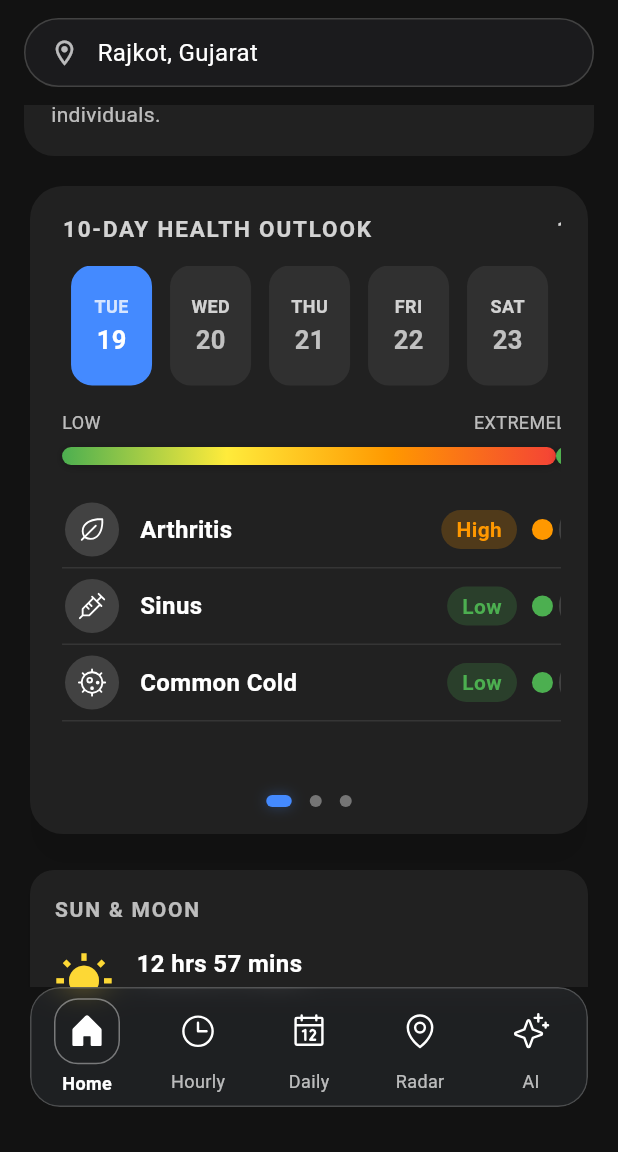
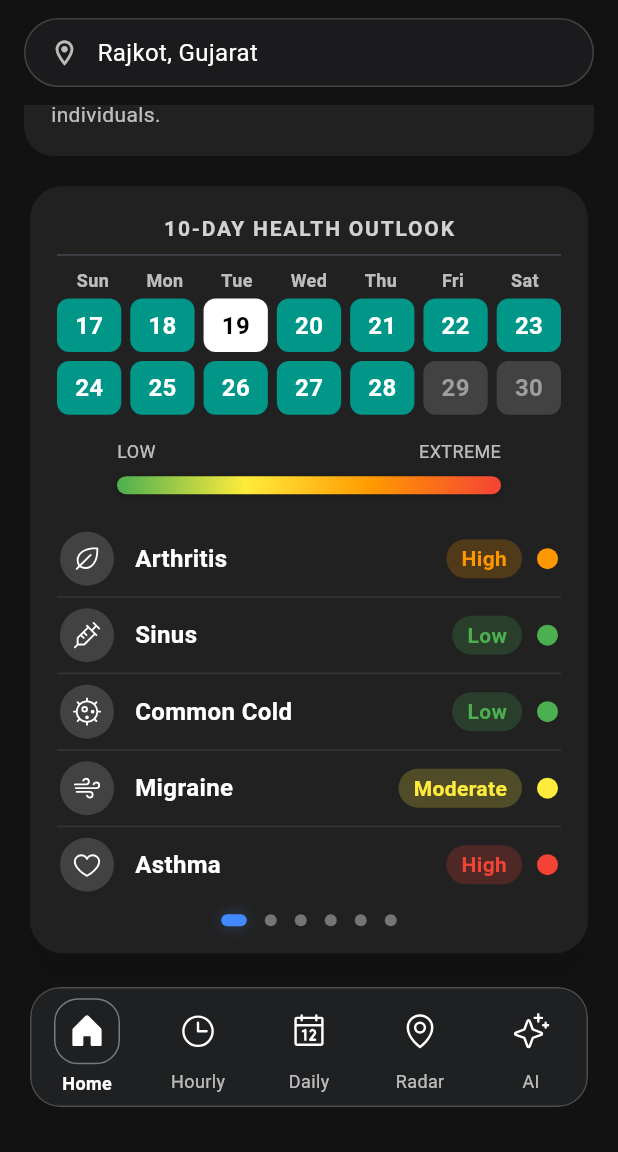
Before and after one commit to TheSamarthMehta/weatherly-flutter-project, a Flutter app: the screen it shows after launch, scrolled down 2304 dp, on a phone screen of 412 x 824 dp, the part 84-1236 px from its top. Run offline on Flutter 3.47's test engine with Material 3 defaults, Android fonts, the phone set to English and light mode, and no system bars; drawn by our look-alikes of flutter_animate; our stand-ins replace percent_indicator, phosphor_flutter; network calls fail; Roboto replaces fonts that are missing (Poppins).

```diff
--- a/lib/views/widgets/health_outlook_card.dart
+++ b/lib/views/widgets/health_outlook_card.dart
@@ -10,7 +10,6 @@ class HealthOutlookCard extends StatefulWidget {
 }
 
 class _HealthOutlookCardState extends State<HealthOutlookCard> {
-  late final PageController _pageController;
   DateTime _selectedDate = DateTime.now();
   int _currentPage = 0;
 
@@ -42,18 +41,43 @@ class _HealthOutlookCardState extends State<HealthOutlookCard> {
         {"icon": PhosphorIcons.car(), "label": "Driving", "level": "Fair", "color": Colors.yellow},
       ]
     },
+    {
+      "title": "10-DAY HOME & GARDEN OUTLOOK",
+      "conditions": [
+        {"icon": PhosphorIcons.flower(), "label": "Lawn Mowing", "level": "Poor", "color": Colors.red},
+        {"icon": PhosphorIcons.tree(), "label": "Composting", "level": "Great", "color": Colors.green},
+        {"icon": PhosphorIcons.sun(), "label": "Entertaining", "level": "Good", "color": Colors.green},
+      ]
+    },
+    {
+      "title": "10-DAY PESTS OUTLOOK",
+      "conditions": [
+        {"icon": PhosphorIcons.bug(), "label": "Mosquito Activity", "level": "Extreme", "color": Colors.red},
+        {"icon": PhosphorIcons.bugBeetle(), "label": "Indoor Pest", "level": "Very High", "color": Colors.red},
+        {"icon": PhosphorIcons.bugBeetle(), "label": "Outdoor Pest", "level": "Extreme", "color": Colors.red},
+      ]
+    },
+    {
+      "title": "10-DAY ALLERGIES OUTLOOK",
+      "conditions": [
+        {"icon": PhosphorIcons.flower(), "label": "Dust & Dander", "level": "Extreme", "color": Colors.red},
+      ]
+    },
   ];
 
-  @override
-  void initState() {
-    super.initState();
-    _pageController = PageController(viewportFraction: 0.98);
+  void _onSwipe(DragEndDetails details) {
+    if (details.primaryVelocity == 0) return;
+    if (details.primaryVelocity!.abs() < 200) return;
+
+    int newPage = _currentPage;
+    if (details.primaryVelocity! < 0) {
+      newPage = (_currentPage + 1).clamp(0, outlookData.length - 1);
+    } else {
+      newPage = (_currentPage - 1).clamp(0, outlookData.length - 1);
     }
-
-  @override
-  void dispose() {
-    _pageController.dispose();
-    super.dispose();
+    setState(() {
+      _currentPage = newPage;
+    });
   }
 
   @override
@@ -63,21 +87,32 @@ class _HealthOutlookCardState extends State<HealthOutlookCard> {
       shape: RoundedRectangleBorder(borderRadius: BorderRadius.circular(22)),
       elevation: 10,
       shadowColor: Colors.black.withOpacity(0.3),
+      child: GestureDetector(
+        onHorizontalDragEnd: _onSwipe,
         child: Padding(
-        padding: const EdgeInsets.symmetric(horizontal: 18.0, vertical: 18.0),
+          padding: const EdgeInsets.all(18.0),
           child: Column(
+            mainAxisSize: MainAxisSize.min,
             children: [
-            SizedBox(
-              height: 380,
-              child: PageView.builder(
-                controller: _pageController,
-                itemCount: outlookData.length,
-                onPageChanged: (index) =>
-                    setState(() => _currentPage = index),
-                itemBuilder: (context, index) => AnimatedSwitcher(
-                  duration: const Duration(milliseconds: 400),
-                  child: _buildOutlookPage(outlookData[index]),
+              Text(
+                outlookData[_currentPage]['title'],
+                style: TextStyle(
+                  fontSize: 14,
+                  color: Colors.white.withOpacity(0.8),
+                  fontWeight: FontWeight.w600,
+                  letterSpacing: 1.2,
                 ),
+              ),
+              const Divider(),
+              _buildCalendar(),
+              const SizedBox(height: 16),
+              _buildRiskLevelBar(),
+              const SizedBox(height: 18),
+              AnimatedSwitcher(
+                duration: const Duration(milliseconds: 300),
+                child: _buildConditionsList(
+                  key: ValueKey<int>(_currentPage),
+                  conditions: outlookData[_currentPage]['conditions'],
                 ),
               ),
               const SizedBox(height: 8),
@@ -85,96 +120,109 @@ class _HealthOutlookCardState extends State<HealthOutlookCard> {
             ],
           ),
         ),
+      ),
     );
   }
 
-  Widget _buildOutlookPage(Map<String, dynamic> pageData) {
+  Widget _buildConditionsList({Key? key, required List<dynamic> conditions}) {
     return Column(
-      crossAxisAlignment: CrossAxisAlignment.start,
+      key: key,
+      children: conditions
+          .map((condition) => Column(
         children: [
-        Text(
-          pageData['title'],
+          _buildConditionRow(condition),
+          if (conditions.last != condition)
+            Divider(color: Colors.white.withOpacity(0.09), height: 1),
+        ],
+      ))
+          .toList(),
+    );
+  }
+
+  Widget _buildCalendar() {
+    final dayHeaders = ['Sun', 'Mon', 'Tue', 'Wed', 'Thu', 'Fri', 'Sat'];
+    final today = DateTime.now();
+    final startOfWeek = today.subtract(Duration(days: today.weekday % 7));
+
+    return Column(
+      children: [
+        Row(
+          children: dayHeaders
+              .map((day) => Expanded(
+            child: Text(
+              day,
+              textAlign: TextAlign.center,
+              style: const TextStyle(
+                  color: Colors.white70,
+                  fontSize: 12,
+                  fontWeight: FontWeight.bold),
+            ),
+          ))
+              .toList(),
+        ),
+        const SizedBox(height: 4),
+        GridView.builder(
+          shrinkWrap: true,
+          physics: const NeverScrollableScrollPhysics(),
+          gridDelegate: const SliverGridDelegateWithFixedCrossAxisCount(
+            crossAxisCount: 7,
+            childAspectRatio: 1.2,
+            crossAxisSpacing: 6,
+            mainAxisSpacing: 6,
+          ),
+          itemCount: 14,
+          itemBuilder: (context, index) {
+            final date = startOfWeek.add(Duration(days: index));
+            final isSelected = date.day == _selectedDate.day &&
+                date.month == _selectedDate.month &&
+                date.year == _selectedDate.year;
+
+            final isEnabled = date.isBefore(today.add(const Duration(days: 10)));
+
+            Color bgColor;
+            Color textColor;
+
+            if (isSelected) {
+              bgColor = Colors.white;
+              textColor = Colors.black;
+            } else if (isEnabled) {
+              bgColor = const Color(0xFF009688);
+              textColor = Colors.white;
+            } else {
+              bgColor = Colors.grey.shade800;
+              textColor = Colors.grey.shade500;
+            }
+
+            return GestureDetector(
+              onTap: isEnabled ? () => setState(() => _selectedDate = date) : null,
+              child: AnimatedContainer(
+                duration: const Duration(milliseconds: 260),
+                decoration: BoxDecoration(
+                  color: bgColor,
+                  borderRadius: BorderRadius.circular(8),
+                ),
+                child: Center(
+                  child: Text(
+                    DateFormat('d').format(date),
                     style: TextStyle(
-            fontSize: 15,
-            color: Colors.white.withOpacity(0.8),
-            fontWeight: FontWeight.w600,
-            letterSpacing: 1.2,
+                      fontSize: 16,
+                      fontWeight: FontWeight.bold,
+                      color: textColor,
                     ),
                   ),
-        const SizedBox(height: 14),
-        _buildCalendar(),
-        const SizedBox(height: 16),
-        _buildRiskLevelBar(),
-        const SizedBox(height: 18),
-        // Scrollable condition list to avoid overflow
-        Container(
-          height: 155, // Change as needed, fits 4-5 items before scrolling
-          child: ListView.separated(
-            physics: const BouncingScrollPhysics(),
-            itemCount: (pageData['conditions'] as List).length,
-            separatorBuilder: (_, __) =>
-                Divider(color: Colors.white.withOpacity(0.09), height: 1),
-            itemBuilder: (context, index) =>
-                _buildConditionRow(pageData['conditions'][index]),
                 ),
+              ),
+            );
+          },
         ),
       ],
     );
   }
 
-  Widget _buildCalendar() {
-    return SizedBox(
-      height: 80,
-      child: ListView.builder(
-        scrollDirection: Axis.horizontal,
-        itemCount: 10,
-        itemBuilder: (context, index) {
-          final date = DateTime.now().add(Duration(days: index));
-          final isToday = date.day == DateTime.now().day && date.month == DateTime.now().month;
-          final isSelected = date.day == _selectedDate.day && date.month == _selectedDate.month;
-
-          return GestureDetector(
-            onTap: () => setState(() => _selectedDate = date),
-            child: AnimatedContainer(
-              duration: const Duration(milliseconds: 260),
-              margin: const EdgeInsets.symmetric(horizontal: 6),
-              width: 54,
-              decoration: BoxDecoration(
-                color: isSelected ? Colors.blueAccent : Colors.grey[850],
-                borderRadius: BorderRadius.circular(14),
-                border: isToday ? Border.all(color: Colors.blueAccent, width: 2) : null,
-              ),
+  Widget _buildRiskLevelBar() {
+    return Padding(
+      padding: const EdgeInsets.symmetric(horizontal: 40.0),
       child: Column(
-                mainAxisAlignment: MainAxisAlignment.center,
-                children: [
-                  Text(
-                    DateFormat('E').format(date).substring(0, 3).toUpperCase(),
-                    style: TextStyle(
-                      color: Colors.white.withOpacity(0.78),
-                      fontSize: 12,
-                      fontWeight: FontWeight.w600,
-                    ),
-                  ),
-                  const SizedBox(height: 2),
-                  Text(
-                    DateFormat('d').format(date),
-                    style: TextStyle(
-                      fontSize: 17,
-                      fontWeight: FontWeight.bold,
-                      color: isSelected ? Colors.white : Colors.white70,
-                    ),
-                  ),
-                ],
-              ),
-            ),
-          );
-        },
-      ),
-    );
-  }
-
-  Widget _buildRiskLevelBar() {
-    return Column(
         children: [
           Row(
             mainAxisAlignment: MainAxisAlignment.spaceBetween,
@@ -197,6 +245,7 @@ class _HealthOutlookCardState extends State<HealthOutlookCard> {
             ),
           ),
         ],
+      ),
     );
   }
 
```
Lines whose indentation alone changed are shown as unchanged.
